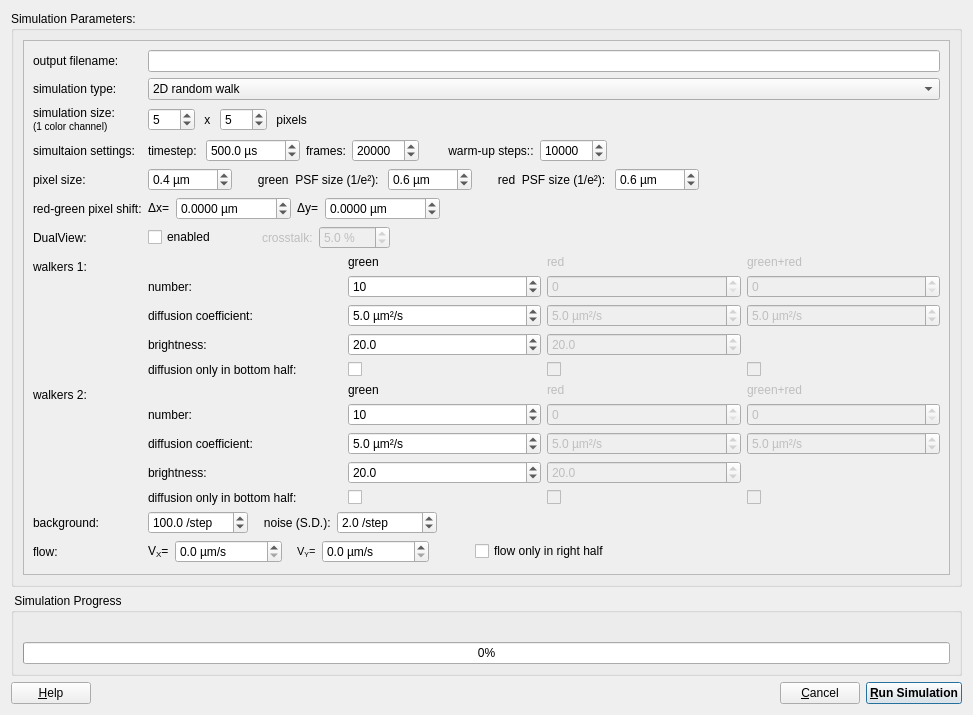
Before: the Qt Designer form plugins/imagingfcs/qfrdrimagingfcssimulator.ui in jkriege2/QuickFit3, drawn with Qt 5.
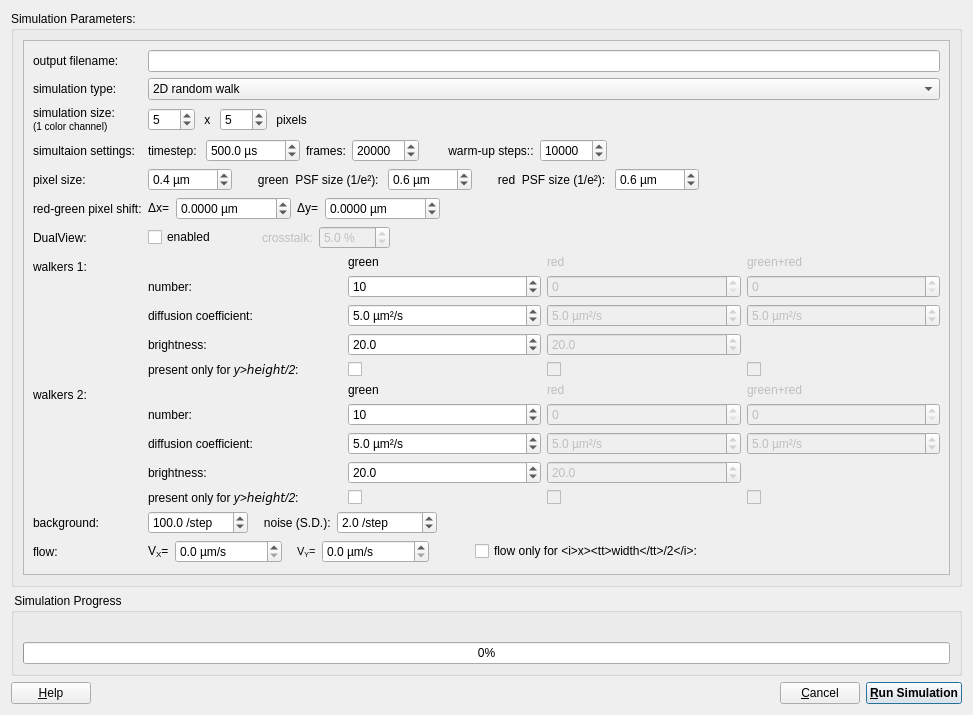
After: the same form once the commit is applied. Icons and pictures are not drawn. Custom widgets are drawn as their Qt base class.

The edit to the form file:
```diff
--- a/plugins/imagingfcs/qfrdrimagingfcssimulator.ui
+++ b/plugins/imagingfcs/qfrdrimagingfcssimulator.ui
@@ -600,7 +600,7 @@
             <item row="4" column="0">
              <widget class="QLabel" name="label_31">
               <property name="text">
-               <string>diffusion only in bottom half:</string>
+               <string>present only for &lt;i&gt;y&gt;&lt;tt&gt;height&lt;/tt&gt;/2&lt;/i&gt;:</string>
               </property>
              </widget>
             </item>
@@ -827,7 +827,7 @@
             <item row="4" column="0">
              <widget class="QLabel" name="label_38">
               <property name="text">
-               <string>diffusion only in bottom half:</string>
+               <string>present only for &lt;i&gt;y&gt;&lt;tt&gt;height&lt;/tt&gt;/2&lt;/i&gt;:</string>
               </property>
              </widget>
             </item>
@@ -1006,7 +1006,7 @@
             <item>
              <widget class="QCheckBox" name="chkFlowOnlyHalf">
               <property name="text">
-               <string>flow only in right half</string>
+               <string>flow only for &lt;i&gt;x&gt;&lt;tt&gt;width&lt;/tt&gt;/2&lt;/i&gt;:</string>
               </property>
              </widget>
             </item>
```
Left out of the diff: 21 changed lines with no effect on the pictures.
